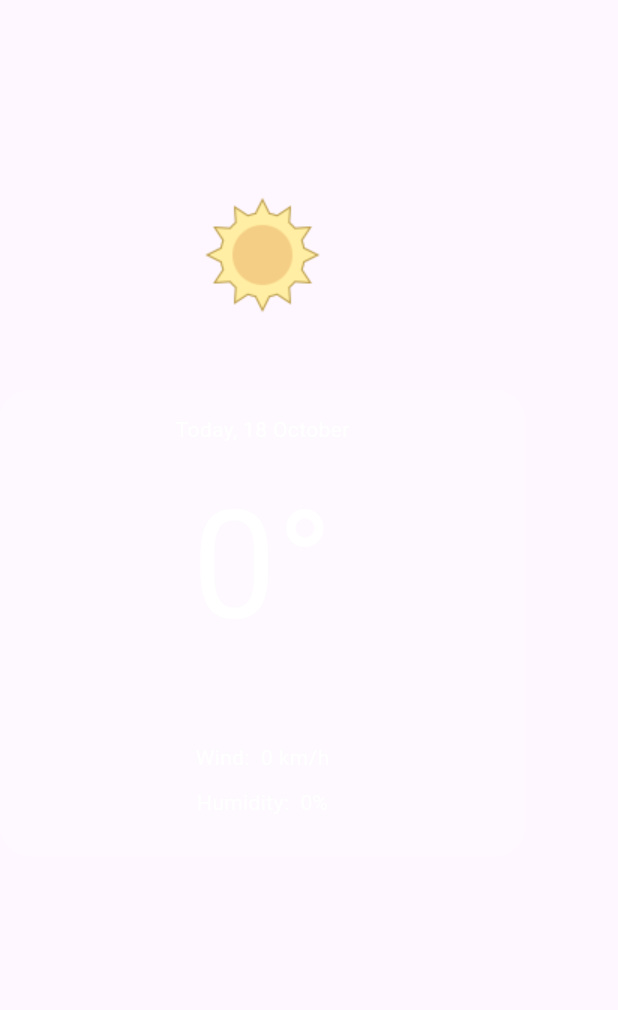
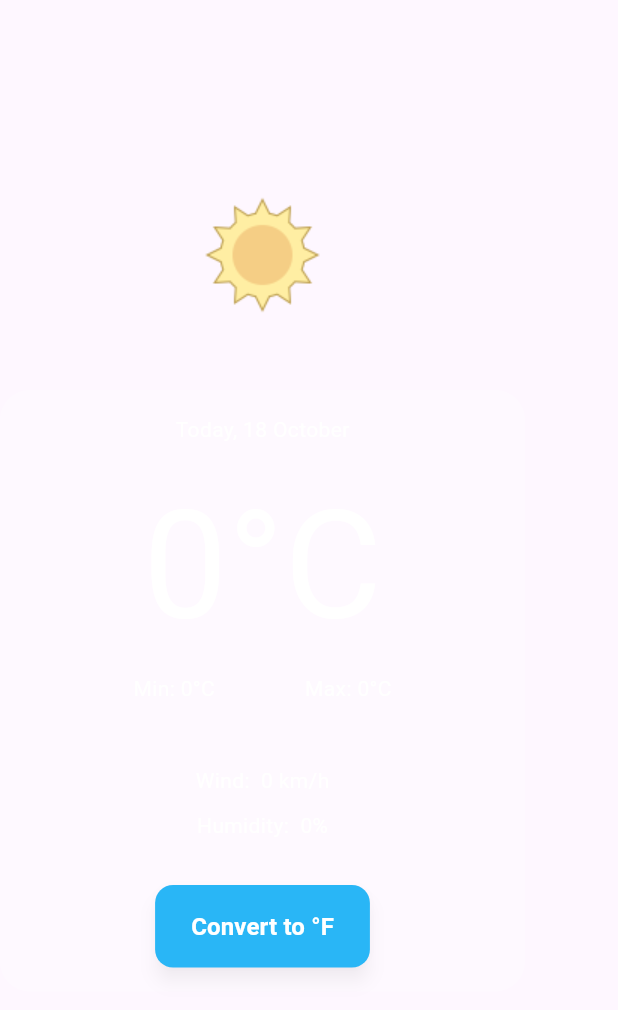
Before and after one commit to A-khafaga/DEPI_Flutter-App, a Flutter app: the WeatherInfoBody widget shown alone on an empty page, opened directly with empty values, on a phone screen of 412 x 824 dp. Shown: the top 1010 px of the screen. Run offline on Flutter 3.47's test engine with Material 3 defaults, Android fonts, the phone set to English and light mode, and no system bars; our stand-ins replace dio, flutter_bloc, geolocator.

Commit message:
- add min and max - create a new button for changing from celsius to fahrenheit

```diff
--- a/lib/widgets/weather_info_body.dart
+++ b/lib/widgets/weather_info_body.dart
@@ -13,6 +13,7 @@ class WeatherInfoBody extends StatefulWidget {
 }
 
 class _WeatherInfoBodyState extends State<WeatherInfoBody> {
+  bool isCelsius = true;
   @override
   Widget build(BuildContext context) {
     final model = widget.weather;
@@ -38,14 +39,29 @@ class _WeatherInfoBodyState extends State<WeatherInfoBody> {
                 ),
                 const SizedBox(height: 10),
                 Text(
-                  "${model.temp.ceil()}°",
+                  isCelsiusText(model.temp),
                   style: const TextStyle(color: Colors.white, fontSize: 100),
                 ),
+                Row(
+                  mainAxisAlignment: MainAxisAlignment.center,
+                  children: [
+                    Text(
+                      'Min: ' "${isCelsiusText(model.minTemp)}",
+                      style: const TextStyle(color: Colors.white),
+                    ),
+                    const SizedBox(width: 60),
+                    Text(
+                      'Max: ' "${isCelsiusText(model.maxTemp)}",
+                      style: const TextStyle(color: Colors.white),
+                    ),
+                  ],
+                ),
+                const SizedBox(height: 10),
                 Text(
                   model.weatherCondition,
                   style: const TextStyle(color: Colors.white),
                 ),
-                const SizedBox(height: 25),
+                const SizedBox(height: 10),
                 Text(
                   "Wind:\t ${model.humidity} km/h",
                   style: const TextStyle(color: Colors.white),
@@ -55,7 +71,34 @@ class _WeatherInfoBodyState extends State<WeatherInfoBody> {
                   "Humidity:\t ${model.humidity}%",
                   style: const TextStyle(color: Colors.white),
                 ),
-                const SizedBox(height: 10),
+                const SizedBox(height: 30),
+                ElevatedButton(
+                  style: ElevatedButton.styleFrom(
+                    backgroundColor: isCelsius
+                        ? Colors.lightBlue.shade400 // Blueish tone for °C
+                        : Colors.orange.shade400, // Warm tone for °F
+                    padding: const EdgeInsets.symmetric(
+                        vertical: 16, horizontal: 24),
+                    shape: RoundedRectangleBorder(
+                      borderRadius: BorderRadius.circular(12),
+                    ),
+                    elevation: 5,
+                    shadowColor: Colors.black26,
+                  ),
+                  onPressed: () {
+                    setState(() {
+                      isCelsius = !isCelsius;
+                    });
+                  },
+                  child: Text(
+                    isCelsius ? 'Convert to °F' : 'Convert to °C',
+                    style: const TextStyle(
+                      color: Colors.white,
+                      fontSize: 16,
+                      fontWeight: FontWeight.bold,
+                    ),
+                  ),
+                ),
               ],
             ),
           ),
@@ -63,4 +106,14 @@ class _WeatherInfoBodyState extends State<WeatherInfoBody> {
       ],
     );
   }
+
+  double celsiusToFahrenheit(double celsius) {
+    return (celsius * 9 / 5) + 32;
+  }
+
+  String isCelsiusText(double temperature) {
+    return isCelsius
+        ? "${temperature.ceil()}°C"
+        : "${celsiusToFahrenheit(temperature).ceil()}°F";
+  }
 }
```
Also changed, not shown: lib/cubits/get_weather_cubit/get_weather_cubit.dart (+0 -42 lines).
